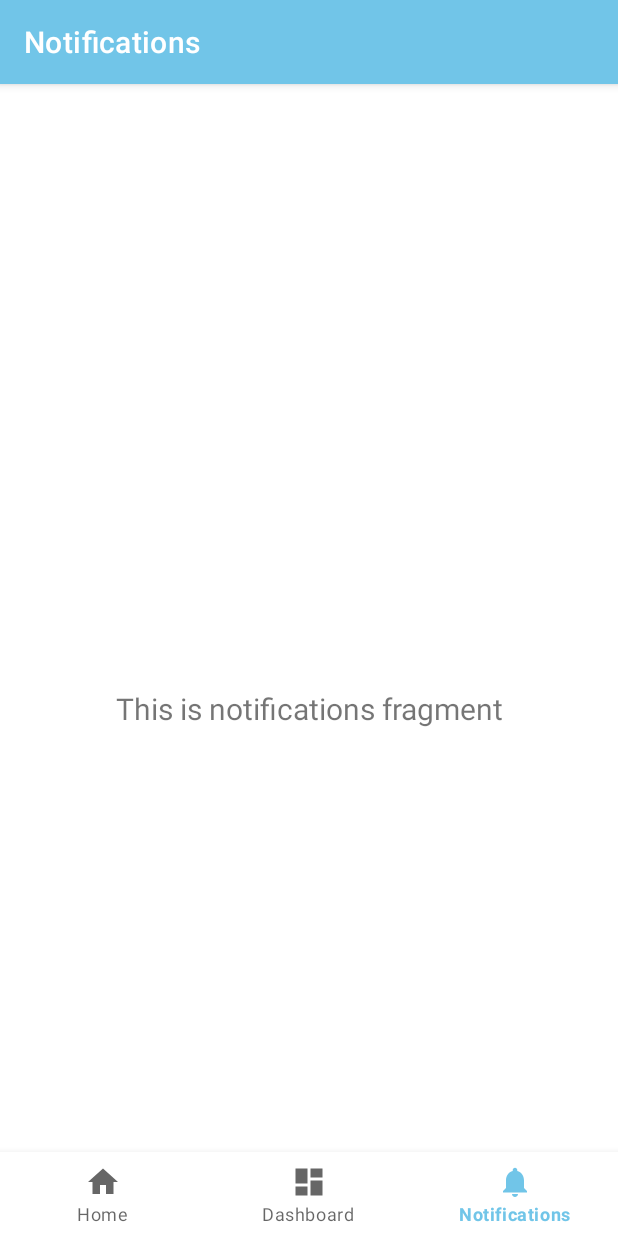
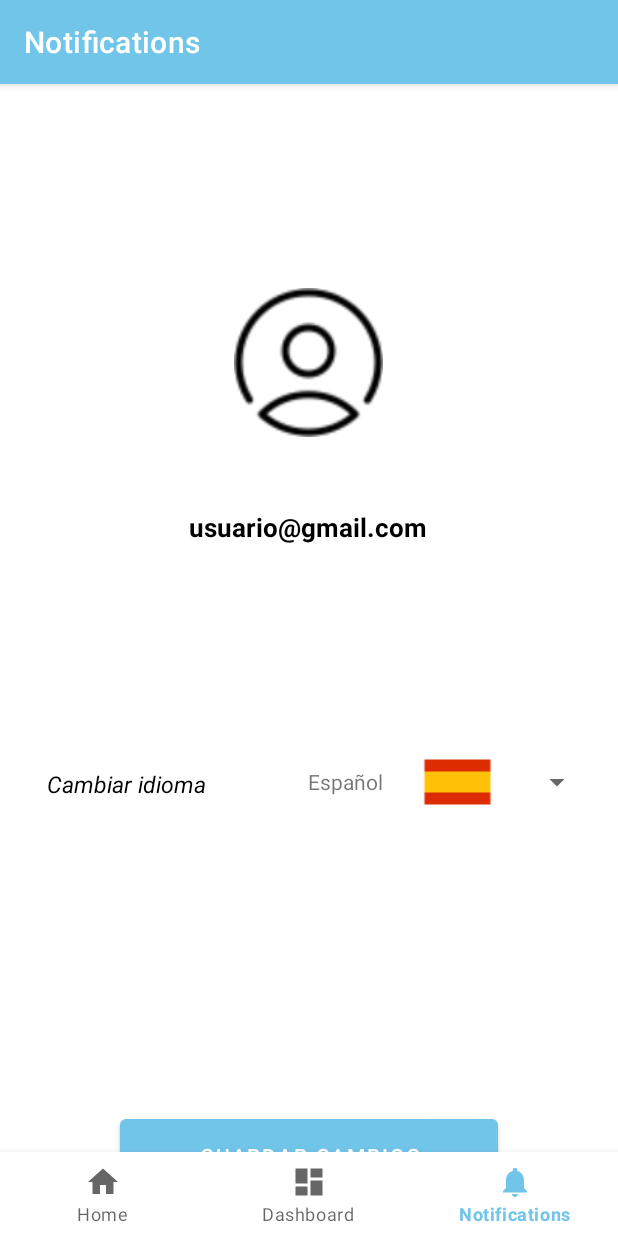
Before and after one commit to eduscnr/Idiomaster, an Android app: the NotificationsFragment screen opened through its navigation route, on a phone screen of 412 x 824 dp. Run offline under Robolectric (Android 15) with nearby library versions, the phone set to English and light mode, and no system bars; our stand-ins replace Firebase (no records; nobody signed in at launch, a user with empty details on screens opened directly), navigation-ui; 3 statements that could not run were skipped.

Commit message:
Cambio de idioma y agregar o iniciar usuario en la base de datos

```diff
--- a/app/src/main/java/com/example/idiomaster/adaptadores/AdaptadorIdiomas.java
+++ b/app/src/main/java/com/example/idiomaster/adaptadores/AdaptadorIdiomas.java
@@ -1,2 +1,45 @@
-package com.example.idiomaster.adaptadores;public class adaptadorIdiomas {
+package com.example.idiomaster.adaptadores;
+
+import android.content.Context;
+import android.view.LayoutInflater;
+import android.view.View;
+import android.view.ViewGroup;
+import android.widget.ArrayAdapter;
+import android.widget.ImageView;
+import android.widget.TextView;
+
+import androidx.annotation.NonNull;
+import androidx.annotation.Nullable;
+
+import com.example.idiomaster.R;
+
+public class AdaptadorIdiomas extends ArrayAdapter<String> {
+    private int[] banderas = {R.drawable.icons8_espa_a_48, R.drawable.icons8_bandera_italiana_48,
+            R.drawable.icons8_gran_breta_a_48};
+    private String[] idiomas= {"Español", "Italiano", "Ingles"};
+    private Context mContext;
+    public AdaptadorIdiomas(@NonNull Context context, int resource, String[] object) {
+        super(context, resource, object);
+        mContext = context;
+    }
+
+    @Override
+    public View getView(int position, @Nullable View convertView, @NonNull ViewGroup parent) {
+        return crearFilaPersonalizada(position, convertView, parent);
+    }
+
+    @Override
+    public View getDropDownView(int position, @Nullable View convertView, @NonNull ViewGroup parent) {
+        return crearFilaPersonalizada(position, convertView, parent);
+    }
+
+    public View crearFilaPersonalizada(int position, View convertView, ViewGroup parent) {
+        LayoutInflater inflater = (LayoutInflater) mContext.getSystemService(Context.LAYOUT_INFLATER_SERVICE);
+        View filas = inflater.inflate(R.layout.item_idioma, parent, false);
+        ImageView imageView = filas.findViewById(R.id.bandera);
+        imageView.setImageResource(banderas[position]);
+        TextView idioma = filas.findViewById(R.id.idioma);
+        idioma.setText(idiomas[position]);
+        return filas;
+    }
 }
--- a/app/src/main/java/com/example/idiomaster/database/DatabaseSqlite.java
+++ b/app/src/main/java/com/example/idiomaster/database/DatabaseSqlite.java
@@ -6,7 +6,7 @@ import android.database.sqlite.SQLiteOpenHelper;
 
 public class DatabaseSqlite  extends SQLiteOpenHelper {
     private static final String NOMBRE_BASE_DE_DATOS = "DatosUsuarios.db";
-    private static final int VERSION_BASE_DE_DATOS = 1;
+    private static final int VERSION_BASE_DE_DATOS = 2;
     public DatabaseSqlite(Context context) {
         super(context, NOMBRE_BASE_DE_DATOS, null, VERSION_BASE_DE_DATOS);
     }
@@ -22,7 +22,7 @@ public class DatabaseSqlite  extends SQLiteOpenHelper {
                 "progreso_mundo INTEGER," +
                 "progreso_nivel INTEGER, " +
                 "idioma TEXT, " +
-                " FOREIGN KEY (usuario_id) REFERENCES Usuarios(id))");
+                "FOREIGN KEY (usuario_id) REFERENCES Usuarios(id))");
     }
 
     @Override
--- a/app/src/main/java/com/example/idiomaster/registrar/Registro.java
+++ b/app/src/main/java/com/example/idiomaster/registrar/Registro.java
@@ -12,6 +12,7 @@ import com.example.idiomaster.MainActivity;
 import com.example.idiomaster.R;
 import com.example.idiomaster.databinding.ActivityRegistroBinding;
 import com.example.idiomaster.iniciar.IniciarSesion;
+import com.example.idiomaster.repositorio.DaoImplement;
 import com.google.android.gms.tasks.OnCompleteListener;
 import com.google.android.gms.tasks.OnFailureListener;
 import com.google.android.gms.tasks.Task;
@@ -43,6 +44,8 @@ public class Registro extends AppCompatActivity {
                                     if (task.isSuccessful()) {
                                         // El usuario se ha creado exitosamente en Firebase Authentication
                                         Toast.makeText(Registro.this, "Registro realizado", Toast.LENGTH_SHORT).show();
+                                        DaoImplement daoImplement = new DaoImplement(Registro.this);
+                                        daoImplement.registrarUsuario(ema);
                                         Intent i = new Intent(Registro.this, IniciarSesion.class);
                                         startActivity(i);
                                         finish();
--- /dev/null
+++ b/app/src/main/java/com/example/idiomaster/repositorio/IDao.java
@@ -0,0 +1,9 @@
+package com.example.idiomaster.repositorio;
+
+import com.example.idiomaster.modelo.Usuario;
+
+public interface IDao {
+    public boolean registrarUsuario(String emailUsuario);
+    public Usuario iniciarSesionUsuario(String emailUsuario);
+    public Usuario cambiarIdioma(String emailUsuario, String idiomaCambiar);
+}
--- a/app/src/main/java/com/example/idiomaster/ui/home/HomeFragment.java
+++ b/app/src/main/java/com/example/idiomaster/ui/home/HomeFragment.java
@@ -15,6 +15,7 @@ import androidx.recyclerview.widget.LinearLayoutManager;
 import androidx.recyclerview.widget.RecyclerView;
 
 import com.example.idiomaster.adaptadores.AdaptadorNivel;
+import com.example.idiomaster.iniciar.IniciarSesion;
 import com.example.idiomaster.modelo.Mundo;
 import com.example.idiomaster.modelo.Nivel;
 import com.example.idiomaster.MainActivity;
@@ -47,6 +48,7 @@ public class HomeFragment extends Fragment implements AdaptadorNivel.listener{
         AdaptadorNivel adaptadorNivel = new AdaptadorNivel(niveles, this);
         r.setHasFixedSize(true);
         r.setLayoutManager(new LinearLayoutManager(requireContext()));
+        System.out.println(IniciarSesion.getInicioSesionUsuario());
         return root;
     }
 
@@ -59,7 +61,7 @@ public class HomeFragment extends Fragment implements AdaptadorNivel.listener{
     public List<Nivel> obtenerNiveles(){
         List<Nivel> niveles = new ArrayList<>();
         FirebaseDatabase firebaseDatabase = FirebaseDatabase.getInstance();
-        DatabaseReference databaseReference = firebaseDatabase.getReference("minijuegos/es/mundos");
+        DatabaseReference databaseReference = firebaseDatabase.getReference("minijuegos/"+IniciarSesion.getInicioSesionUsuario().getIdioma()+"/mundos");
         databaseReference.addListenerForSingleValueEvent(new ValueEventListener() {
             @Override
             public void onDataChange(@NonNull DataSnapshot snapshot) {
--- a/app/src/main/java/com/example/idiomaster/ui/notifications/NotificationsFragment.java
+++ b/app/src/main/java/com/example/idiomaster/ui/notifications/NotificationsFragment.java
@@ -4,28 +4,38 @@ import android.os.Bundle;
 import android.view.LayoutInflater;
 import android.view.View;
 import android.view.ViewGroup;
+import android.widget.AdapterView;
+import android.widget.Spinner;
 import android.widget.TextView;
 
 import androidx.annotation.NonNull;
 import androidx.fragment.app.Fragment;
 import androidx.lifecycle.ViewModelProvider;
 
+import com.example.idiomaster.MainActivity;
+import com.example.idiomaster.R;
+import com.example.idiomaster.adaptadores.AdaptadorIdiomas;
 import com.example.idiomaster.databinding.FragmentNotificationsBinding;
+import com.example.idiomaster.iniciar.IniciarSesion;
+import com.example.idiomaster.repositorio.DaoImplement;
+import com.example.idiomaster.repositorio.IDao;
 
-public class NotificationsFragment extends Fragment {
+public class NotificationsFragment extends Fragment implements Spinner.OnItemSelectedListener{
 
     private FragmentNotificationsBinding binding;
+    private String[] idiomas= {"Español", "Italiano", "Ingles"};
 
     public View onCreateView(@NonNull LayoutInflater inflater,
                              ViewGroup container, Bundle savedInstanceState) {
-        NotificationsViewModel notificationsViewModel =
-                new ViewModelProvider(this).get(NotificationsViewModel.class);
+        /*NotificationsViewModel notificationsViewModel =
+                new ViewModelProvider(this).get(NotificationsViewModel.class);*/
 
         binding = FragmentNotificationsBinding.inflate(inflater, container, false);
         View root = binding.getRoot();
-
-        final TextView textView = binding.textNotifications;
-        notificationsViewModel.getText().observe(getViewLifecycleOwner(), textView::setText);
+        Spinner spinner = root.findViewById(R.id.spinner);
+        AdaptadorIdiomas adaptadorIdiomas = new AdaptadorIdiomas(requireContext(), R.layout.item_idioma, idiomas);
+        spinner.setAdapter(adaptadorIdiomas);
+        spinner.setOnItemSelectedListener(this);
         return root;
     }
 
@@ -34,4 +44,27 @@ public class NotificationsFragment extends Fragment {
         super.onDestroyView();
         binding = null;
     }
+
+    @Override
+    public void onItemSelected(AdapterView<?> adapterView, View view, int i, long l) {
+        if(binding.spinner.getId() == adapterView.getId()){
+            IDao dao = new DaoImplement(requireContext());
+            switch (i) {
+                case 0:
+                    IniciarSesion.setInicioSesionUsuario(dao.cambiarIdioma(IniciarSesion.getInicioSesionUsuario().getEmail(), "es"));
+                    break;
+                case 1:
+                    IniciarSesion.setInicioSesionUsuario(dao.cambiarIdioma(IniciarSesion.getInicioSesionUsuario().getEmail(), "it"));
+                    break;
+                case 2:
+                    IniciarSesion.setInicioSesionUsuario(dao.cambiarIdioma(IniciarSesion.getInicioSesionUsuario().getEmail(), "en"));
+                    break;
+            }
+        }
+    }
+
+    @Override
+    public void onNothingSelected(AdapterView<?> adapterView) {
+
+    }
 }
--- a/app/src/main/res/layout/fragment_notifications.xml
+++ b/app/src/main/res/layout/fragment_notifications.xml
@@ -6,17 +6,73 @@
     android:layout_height="match_parent"
     tools:context=".ui.notifications.NotificationsFragment">
 
+    <Button
+        android:id="@+id/guardarCambios"
+        android:layout_width="252dp"
+        android:layout_height="61dp"
+        android:layout_marginStart="157dp"
+        android:layout_marginTop="628dp"
+        android:layout_marginEnd="160dp"
+        android:text="Guardar cambios"
+        app:layout_constraintEnd_toEndOf="parent"
+        app:layout_constraintHorizontal_bias="0.493"
+        app:layout_constraintStart_toStartOf="parent"
+        app:layout_constraintTop_toTopOf="parent" />
+
+    <ImageView
+        android:id="@+id/imageView"
+        android:layout_width="115dp"
+        android:layout_height="99dp"
+        android:layout_marginStart="148dp"
+        android:layout_marginTop="80dp"
+        android:layout_marginEnd="148dp"
+        android:src="@drawable/icons8_usuario_64"
+        app:layout_constraintEnd_toEndOf="parent"
+        app:layout_constraintHorizontal_bias="0.0"
+        app:layout_constraintStart_toStartOf="parent"
+        app:layout_constraintTop_toTopOf="parent" />
+
+    <Spinner
+        android:id="@+id/spinner"
+        android:layout_width="205dp"
+        android:layout_height="85dp"
+        android:layout_marginStart="1dp"
+        android:layout_marginTop="115dp"
+        android:layout_marginEnd="1dp"
+        app:layout_constraintEnd_toEndOf="parent"
+        app:layout_constraintHorizontal_bias="0.926"
+        app:layout_constraintStart_toStartOf="parent"
+        app:layout_constraintTop_toBottomOf="@+id/correoElectronico" />
+
     <TextView
-        android:id="@+id/text_notifications"
-        android:layout_width="match_parent"
+        android:id="@+id/correoElectronico"
+        android:layout_width="wrap_content"
         android:layout_height="wrap_content"
-        android:layout_marginStart="8dp"
-        android:layout_marginTop="8dp"
-        android:layout_marginEnd="8dp"
-        android:textAlignment="center"
-        android:textSize="20sp"
-        app:layout_constraintBottom_toBottomOf="parent"
+        android:layout_marginStart="179dp"
+        android:layout_marginTop="48dp"
+        android:layout_marginEnd="175dp"
+        android:text="usuario@gmail.com"
+        android:textColor="@color/black"
+        android:textStyle="bold"
+        android:textSize="17dp"
         app:layout_constraintEnd_toEndOf="parent"
+        app:layout_constraintHorizontal_bias="0.529"
+        app:layout_constraintStart_toStartOf="parent"
+        app:layout_constraintTop_toBottomOf="@+id/imageView" />
+
+    <TextView
+        android:id="@+id/textView4"
+        android:layout_width="wrap_content"
+        android:layout_height="wrap_content"
+        android:layout_marginStart="46dp"
+        android:layout_marginTop="400dp"
+        android:layout_marginEnd="86dp"
+        android:text="Cambiar idioma"
+        android:textStyle="italic"
+        android:textSize="15dp"
+        android:textColor="@color/black"
+        app:layout_constraintEnd_toStartOf="@+id/spinner"
+        app:layout_constraintHorizontal_bias="0.317"
         app:layout_constraintStart_toStartOf="parent"
         app:layout_constraintTop_toTopOf="parent" />
 </androidx.constraintlayout.widget.ConstraintLayout>
--- a/app/src/main/res/layout/item_idioma.xml
+++ b/app/src/main/res/layout/item_idioma.xml
@@ -1,6 +1,23 @@
 <?xml version="1.0" encoding="utf-8"?>
-<androidx.constraintlayout.widget.ConstraintLayout xmlns:android="http://schemas.android.com/apk/res/android"
-             android:layout_width="match_parent"
-             android:layout_height="match_parent">
+<LinearLayout xmlns:android="http://schemas.android.com/apk/res/android"
+    xmlns:app="http://schemas.android.com/apk/res-auto"
+    android:layout_width="150dp"
+    android:layout_height="wrap_content"
+    android:orientation="horizontal">
 
-</androidx.constraintlayout.widget.ConstraintLayout>
+    <TextView
+        android:id="@+id/idioma"
+        android:layout_width="80dp"
+        android:layout_height="match_parent"
+        android:gravity="center"
+        android:text="Español" />
+
+    <ImageView
+        android:id="@+id/bandera"
+        android:layout_width="203dp"
+        android:layout_height="wrap_content"
+        android:layout_weight="1"
+        app:srcCompat="@drawable/icons8_espa_a_48" />
+
+
+</LinearLayout>
```
Also changed, not shown: app/src/main/java/com/example/idiomaster/MainActivity.java (+10 -0 lines), app/src/main/java/com/example/idiomaster/iniciar/IniciarSesion.java (+16 -0 lines), app/src/main/java/com/example/idiomaster/modelo/Usuario.java (+10 -0 lines), app/src/main/java/com/example/idiomaster/repositorio/DaoImplement.java (added, +80 -0 lines), 1 other file.
